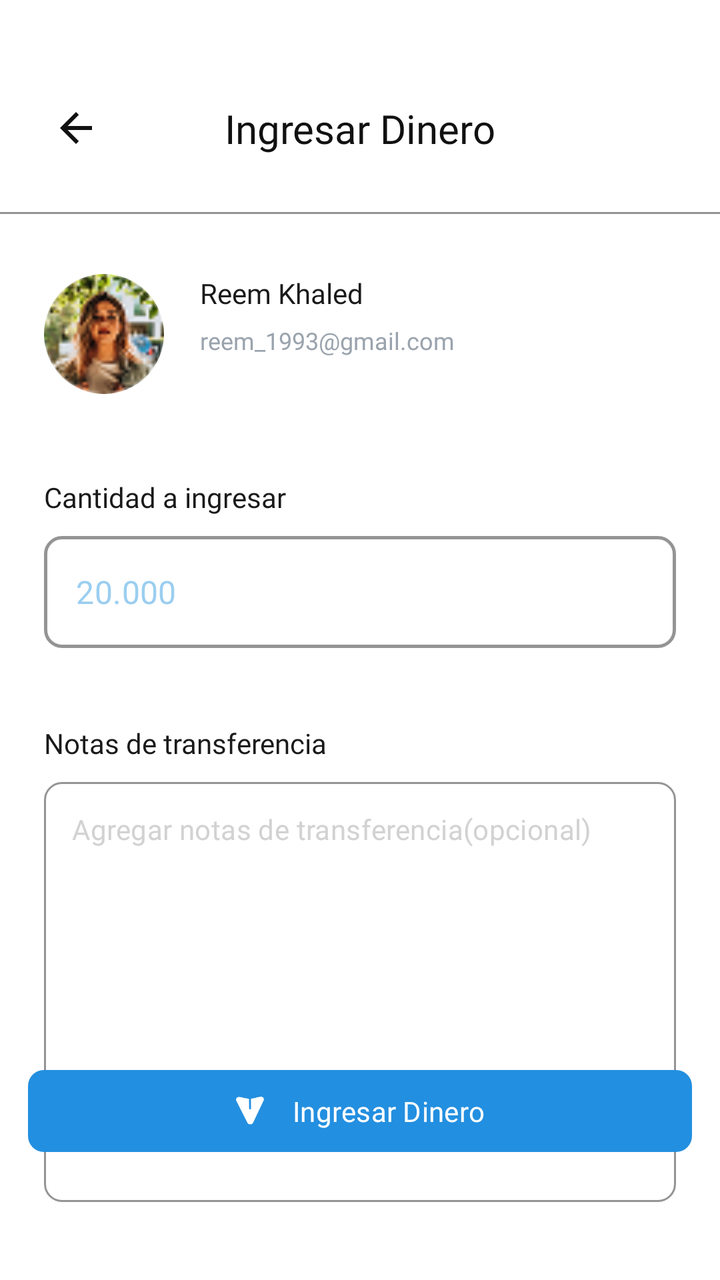
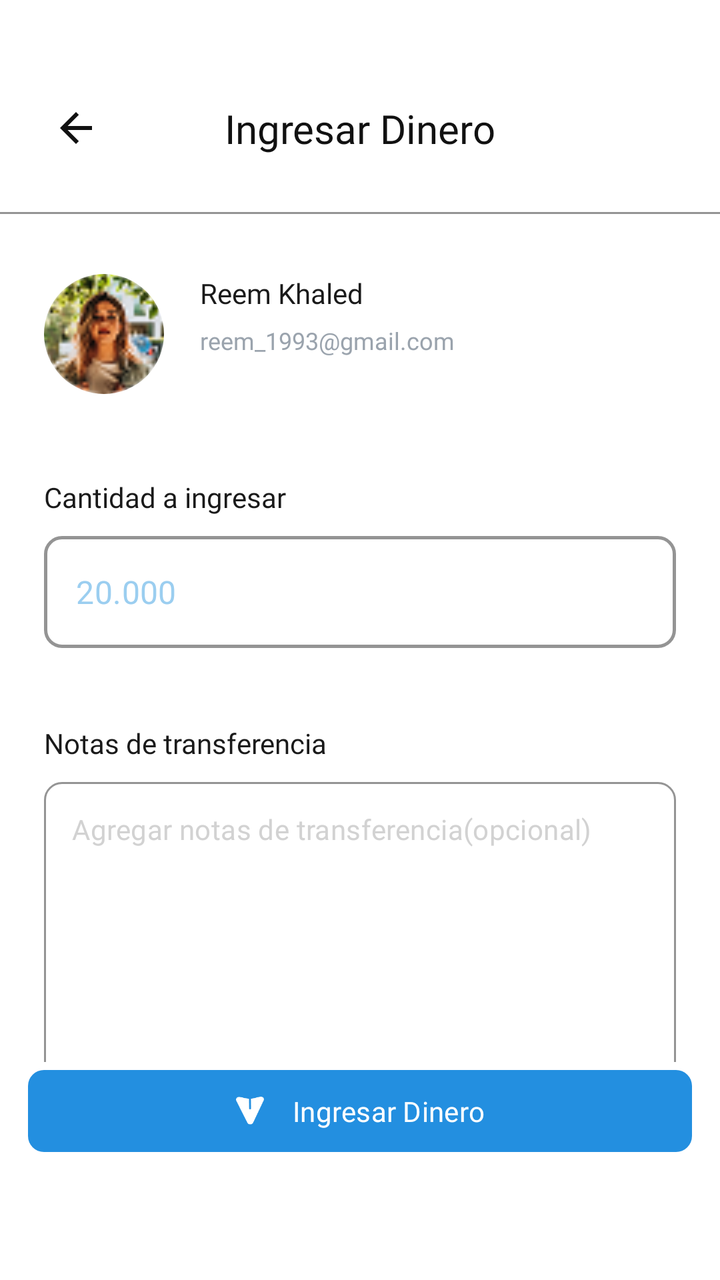

Before-and-after screenshots of an Android layout around one commit, followed by the original layout XML and the change that was made.
<!-- AndroidManifest.xml: application theme Theme.ProyectoAlkeWallet -->
<!-- res/layout/activity_request_money.xml -->
<?xml version="1.0" encoding="utf-8"?>
<androidx.constraintlayout.widget.ConstraintLayout xmlns:android="http://schemas.android.com/apk/res/android"
    xmlns:app="http://schemas.android.com/apk/res-auto"
    xmlns:tools="http://schemas.android.com/tools"
    android:id="@+id/main"
    android:layout_width="match_parent"
    android:layout_height="match_parent"
    android:background="@android:color/white"
    tools:context=".RequestMoney">

    <ImageView
        android:id="@+id/iv_back"
        android:layout_width="48dp"
        android:layout_height="48dp"
        android:layout_marginStart="14dp"
        android:layout_marginTop="40dp"
        android:contentDescription="@string/volver"
        android:padding="12dp"
        android:src="@drawable/ic_arrow_back"
        app:layout_constraintStart_toStartOf="parent"
        app:layout_constraintTop_toTopOf="parent"
        app:tint="#111111" />

    <TextView
        android:id="@+id/tv_title"
        android:layout_width="wrap_content"
        android:layout_height="wrap_content"
        android:fontFamily="@font/jua"
        android:text="@string/ingresar_dinero"
        android:textColor="#111111"
        android:textSize="20sp"
        app:layout_constraintBottom_toBottomOf="@id/iv_back"
        app:layout_constraintEnd_toEndOf="parent"
        app:layout_constraintStart_toStartOf="parent"
        app:layout_constraintTop_toTopOf="@id/iv_back" />

    <View
        android:id="@+id/header_divider"
        android:layout_width="0dp"
        android:layout_height="1dp"
        android:layout_marginTop="18dp"
        android:background="#949494"
        app:layout_constraintEnd_toEndOf="parent"
        app:layout_constraintStart_toStartOf="parent"
        app:layout_constraintTop_toBottomOf="@id/iv_back" />

    <com.google.android.material.imageview.ShapeableImageView
        android:id="@+id/iv_user"
        android:layout_width="60dp"
        android:layout_height="60dp"
        android:layout_marginStart="22dp"
        android:layout_marginTop="30dp"
        android:scaleType="centerCrop"
        android:src="@drawable/img_user_reem"
        app:layout_constraintStart_toStartOf="parent"
        app:layout_constraintTop_toBottomOf="@id/header_divider"
        app:shapeAppearanceOverlay="@style/CircleImageView" />

    <TextView
        android:id="@+id/tv_user_name"
        android:layout_width="wrap_content"
        android:layout_height="wrap_content"
        android:layout_marginStart="18dp"
        android:fontFamily="@font/jua"
        android:text="@string/reem_khaled"
        android:textColor="#1A1A1A"
        android:textSize="14sp"
        app:layout_constraintStart_toEndOf="@id/iv_user"
        app:layout_constraintTop_toTopOf="@id/iv_user" />

    <TextView
        android:id="@+id/tv_user_email"
        android:layout_width="wrap_content"
        android:layout_height="wrap_content"
        android:layout_marginTop="6dp"
        android:fontFamily="@font/jua"
        android:text="@string/correo_reem"
        android:textColor="#9AA3AD"
        android:textSize="12sp"
        app:layout_constraintStart_toStartOf="@id/tv_user_name"
        app:layout_constraintTop_toBottomOf="@id/tv_user_name" />

    <TextView
        android:id="@+id/tv_amount_label"
        android:layout_width="wrap_content"
        android:layout_height="wrap_content"
        android:layout_marginStart="22dp"
        android:layout_marginTop="42dp"
        android:fontFamily="@font/jua"
        android:text="@string/cantidad_a_ingresar"
        android:textColor="#1A1A1A"
        android:textSize="14sp"
        app:layout_constraintStart_toStartOf="parent"
        app:layout_constraintTop_toBottomOf="@id/iv_user" />

    <com.google.android.material.textfield.TextInputLayout
        android:id="@+id/til_amount"
        style="@style/Widget.MaterialComponents.TextInputLayout.OutlinedBox"
        android:layout_width="0dp"
        android:layout_height="56dp"
        android:layout_marginStart="22dp"
        android:layout_marginTop="10dp"
        android:layout_marginEnd="22dp"
        app:boxBackgroundColor="@android:color/white"
        app:boxCornerRadiusBottomEnd="9dp"
        app:boxCornerRadiusBottomStart="9dp"
        app:boxCornerRadiusTopEnd="9dp"
        app:boxCornerRadiusTopStart="9dp"
        app:boxStrokeColor="#1E98F2"
        app:boxStrokeWidth="1.5dp"
        app:boxStrokeWidthFocused="1.5dp"
        app:hintEnabled="false"
        app:layout_constraintEnd_toEndOf="parent"
        app:layout_constraintStart_toStartOf="parent"
        app:layout_constraintTop_toBottomOf="@id/tv_amount_label">

        <com.google.android.material.textfield.TextInputEditText
            android:id="@+id/et_amount"
            android:layout_width="match_parent"
            android:layout_height="match_parent"
            android:fontFamily="@font/jua"
            android:hint="20.000"
            android:inputType="numberDecimal"
            android:paddingStart="16dp"
            android:paddingEnd="16dp"
            android:textColor="#1E98F2"
            android:textColorHint="#9BCEF0"
            android:textSize="16sp" />

    </com.google.android.material.textfield.TextInputLayout>

    <TextView
        android:id="@+id/tv_notes_label"
        android:layout_width="wrap_content"
        android:layout_height="wrap_content"
        android:layout_marginStart="22dp"
        android:layout_marginTop="38dp"
        android:fontFamily="@font/jua"
        android:text="@string/notas_de_transferencia"
        android:textColor="#1A1A1A"
        android:textSize="14sp"
        app:layout_constraintStart_toStartOf="parent"
        app:layout_constraintTop_toBottomOf="@id/til_amount" />

    <com.google.android.material.textfield.TextInputLayout
        android:id="@+id/til_notes"
        style="@style/Widget.MaterialComponents.TextInputLayout.OutlinedBox"
        android:layout_width="0dp"
        android:layout_height="210dp"
        android:layout_marginStart="22dp"
        android:layout_marginTop="10dp"
        android:layout_marginEnd="22dp"
        app:boxBackgroundColor="@android:color/white"
        app:boxCornerRadiusBottomEnd="9dp"
        app:boxCornerRadiusBottomStart="9dp"
        app:boxCornerRadiusTopEnd="9dp"
        app:boxCornerRadiusTopStart="9dp"
        app:boxStrokeColor="#1b2a3b"
        app:boxStrokeWidth="1dp"
        app:boxStrokeWidthFocused="1dp"
        app:hintEnabled="false"
        app:layout_constraintEnd_toEndOf="parent"
        app:layout_constraintStart_toStartOf="parent"
        app:layout_constraintTop_toBottomOf="@id/tv_notes_label">

        <com.google.android.material.textfield.TextInputEditText
            android:id="@+id/et_notes"
            android:layout_width="match_parent"
            android:layout_height="match_parent"
            android:fontFamily="@font/jua"
            android:gravity="top"
            android:hint="@string/agregar_notas_de_transferencia_opcional"
            android:inputType="textMultiLine"
            android:paddingStart="14dp"
            android:paddingTop="14dp"
            android:paddingEnd="14dp"
            android:textColor="#1A1A1A"
            android:textColorHint="#D2D2D2"
            android:textSize="14sp" />

    </com.google.android.material.textfield.TextInputLayout>

    <com.google.android.material.button.MaterialButton
        android:id="@+id/btn_request_money"
        android:layout_width="match_parent"
        android:layout_height="49dp"
        android:layout_marginHorizontal="14dp"
        android:layout_marginBottom="60dp"
        android:fontFamily="@font/jua"
        android:text="@string/ingresar_dinero"
        android:textAllCaps="false"
        android:textColor="@android:color/white"
        android:textSize="14sp"
        app:backgroundTint="#238FE0"
        app:cornerRadius="8dp"
        app:icon="@drawable/img_receiver"
        app:iconGravity="textStart"
        app:iconPadding="14dp"
        app:iconSize="14dp"
        app:iconTint="@android:color/white"
        app:layout_constraintBottom_toBottomOf="parent"
        app:layout_constraintEnd_toEndOf="parent"
        app:layout_constraintStart_toStartOf="parent" />

</androidx.constraintlayout.widget.ConstraintLayout>
<!-- resources referenced by this layout -->
<resources>
  <!-- drawable ic_arrow_back (drawable) -->
  <vector xmlns:android="http://schemas.android.com/apk/res/android" android:autoMirrored="true" android:height="24dp" android:tint="#000000" android:viewportHeight="24" android:viewportWidth="24" android:width="24dp">
        
      <path android:fillColor="@android:color/white" android:pathData="M20,11H7.83l5.59,-5.59L12,4l-8,8 8,8 1.41,-1.41L7.83,13H20v-2z"/>
      
  </vector>
  <!-- drawable img_receiver: png bitmap (drawable, 880 bytes) -->
  <!-- drawable img_user_reem: png bitmap (drawable, 4806 bytes) -->
  <string name="agregar_notas_de_transferencia_opcional">Agregar notas de transferencia(opcional)</string>
  <string name="cantidad_a_ingresar">Cantidad a ingresar</string>
  <string name="correo_reem">reem_1993@gmail.com</string>
  <string name="ingresar_dinero">Ingresar Dinero</string>
  <string name="notas_de_transferencia">Notas de transferencia</string>
  <string name="reem_khaled">Reem Khaled</string>
  <string name="volver">Volver</string>
  <style name="CircleImageView">
          <item name="cornerFamily">rounded</item>
          <item name="cornerSize">50%</item>
      </style>
  <style name="Theme.ProyectoAlkeWallet" parent="Base.Theme.ProyectoAlkeWallet" />
  <style name="Base.Theme.ProyectoAlkeWallet" parent="Theme.Material3.DayNight.NoActionBar">
          
          
      </style>
</resources>

<!-- the commit's change to res/layout/activity_request_money.xml (unified diff, before → after) -->
@@ -44,147 +44,171 @@
         app:layout_constraintStart_toStartOf="parent"
         app:layout_constraintTop_toBottomOf="@id/iv_back" />
 
-    <com.google.android.material.imageview.ShapeableImageView
-        android:id="@+id/iv_user"
-        android:layout_width="60dp"
-        android:layout_height="60dp"
-        android:layout_marginStart="22dp"
-        android:layout_marginTop="30dp"
-        android:scaleType="centerCrop"
-        android:src="@drawable/img_user_reem"
-        app:layout_constraintStart_toStartOf="parent"
-        app:layout_constraintTop_toBottomOf="@id/header_divider"
-        app:shapeAppearanceOverlay="@style/CircleImageView" />
-
-    <TextView
-        android:id="@+id/tv_user_name"
-        android:layout_width="wrap_content"
-        android:layout_height="wrap_content"
-        android:layout_marginStart="18dp"
-        android:fontFamily="@font/jua"
-        android:text="@string/reem_khaled"
-        android:textColor="#1A1A1A"
-        android:textSize="14sp"
-        app:layout_constraintStart_toEndOf="@id/iv_user"
-        app:layout_constraintTop_toTopOf="@id/iv_user" />
-
-    <TextView
-        android:id="@+id/tv_user_email"
-        android:layout_width="wrap_content"
-        android:layout_height="wrap_content"
-        android:layout_marginTop="6dp"
-        android:fontFamily="@font/jua"
-        android:text="@string/correo_reem"
-        android:textColor="#9AA3AD"
-        android:textSize="12sp"
-        app:layout_constraintStart_toStartOf="@id/tv_user_name"
-        app:layout_constraintTop_toBottomOf="@id/tv_user_name" />
-
-    <TextView
-        android:id="@+id/tv_amount_label"
-        android:layout_width="wrap_content"
-        android:layout_height="wrap_content"
-        android:layout_marginStart="22dp"
-        android:layout_marginTop="42dp"
-        android:fontFamily="@font/jua"
-        android:text="@string/cantidad_a_ingresar"
-        android:textColor="#1A1A1A"
-        android:textSize="14sp"
-        app:layout_constraintStart_toStartOf="parent"
-        app:layout_constraintTop_toBottomOf="@id/iv_user" />
-
-    <com.google.android.material.textfield.TextInputLayout
-        android:id="@+id/til_amount"
-        style="@style/Widget.MaterialComponents.TextInputLayout.OutlinedBox"
+    <androidx.core.widget.NestedScrollView
+        android:id="@+id/form_scroll"
         android:layout_width="0dp"
-        android:layout_height="56dp"
-        android:layout_marginStart="22dp"
-        android:layout_marginTop="10dp"
-        android:layout_marginEnd="22dp"
-        app:boxBackgroundColor="@android:color/white"
-        app:boxCornerRadiusBottomEnd="9dp"
-        app:boxCornerRadiusBottomStart="9dp"
-        app:boxCornerRadiusTopEnd="9dp"
-        app:boxCornerRadiusTopStart="9dp"
-        app:boxStrokeColor="#1E98F2"
-        app:boxStrokeWidth="1.5dp"
-        app:boxStrokeWidthFocused="1.5dp"
-        app:hintEnabled="false"
-        app:layout_constraintEnd_toEndOf="parent"
-        app:layout_constraintStart_toStartOf="parent"
-        app:layout_constraintTop_toBottomOf="@id/tv_amount_label">
-
-        <com.google.android.material.textfield.TextInputEditText
-            android:id="@+id/et_amount"
+        android:layout_height="0dp"
+        android:clipToPadding="false"
+        android:fillViewport="true"
+        android:overScrollMode="never"
+        android:scrollbars="none"
+        app:layout_constraintBottom_toTopOf="@id/btn_request_money"
+        app:layout_constraintEnd_toEndOf="parent"
+        app:layout_constraintStart_toStartOf="parent"
+        app:layout_constraintTop_toBottomOf="@id/header_divider">
+
+        <androidx.constraintlayout.widget.ConstraintLayout
             android:layout_width="match_parent"
-            android:layout_height="match_parent"
-            android:fontFamily="@font/jua"
-            android:hint="20.000"
-            android:inputType="numberDecimal"
-            android:paddingStart="16dp"
-            android:paddingEnd="16dp"
-            android:textColor="#1E98F2"
-            android:textColorHint="#9BCEF0"
-            android:textSize="16sp" />
-
-    </com.google.android.material.textfield.TextInputLayout>
-
-    <TextView
-        android:id="@+id/tv_notes_label"
-        android:layout_width="wrap_content"
-        android:layout_height="wrap_content"
-        android:layout_marginStart="22dp"
-        android:layout_marginTop="38dp"
-        android:fontFamily="@font/jua"
-        android:text="@string/notas_de_transferencia"
-        android:textColor="#1A1A1A"
-        android:textSize="14sp"
-        app:layout_constraintStart_toStartOf="parent"
-        app:layout_constraintTop_toBottomOf="@id/til_amount" />
-
-    <com.google.android.material.textfield.TextInputLayout
-        android:id="@+id/til_notes"
-        style="@style/Widget.MaterialComponents.TextInputLayout.OutlinedBox"
-        android:layout_width="0dp"
-        android:layout_height="210dp"
-        android:layout_marginStart="22dp"
-        android:layout_marginTop="10dp"
-        android:layout_marginEnd="22dp"
-        app:boxBackgroundColor="@android:color/white"
-        app:boxCornerRadiusBottomEnd="9dp"
-        app:boxCornerRadiusBottomStart="9dp"
-        app:boxCornerRadiusTopEnd="9dp"
-        app:boxCornerRadiusTopStart="9dp"
-        app:boxStrokeColor="#1b2a3b"
-        app:boxStrokeWidth="1dp"
-        app:boxStrokeWidthFocused="1dp"
-        app:hintEnabled="false"
-        app:layout_constraintEnd_toEndOf="parent"
-        app:layout_constraintStart_toStartOf="parent"
-        app:layout_constraintTop_toBottomOf="@id/tv_notes_label">
-
-        <com.google.android.material.textfield.TextInputEditText
-            android:id="@+id/et_notes"
-            android:layout_width="match_parent"
-            android:layout_height="match_parent"
-            android:fontFamily="@font/jua"
-            android:gravity="top"
-            android:hint="@string/agregar_notas_de_transferencia_opcional"
-            android:inputType="textMultiLine"
-            android:paddingStart="14dp"
-            android:paddingTop="14dp"
-            android:paddingEnd="14dp"
-            android:textColor="#1A1A1A"
-            android:textColorHint="#D2D2D2"
-            android:textSize="14sp" />
-
-    </com.google.android.material.textfield.TextInputLayout>
+            android:layout_height="wrap_content"
+            android:paddingBottom="24dp">
+
+            <com.google.android.material.imageview.ShapeableImageView
+                android:id="@+id/iv_user"
+                android:layout_width="60dp"
+                android:layout_height="60dp"
+                android:layout_marginStart="22dp"
+                android:layout_marginTop="30dp"
+                android:scaleType="centerCrop"
+                android:src="@drawable/img_user_reem"
+                app:layout_constraintStart_toStartOf="parent"
+                app:layout_constraintTop_toTopOf="parent"
+                app:shapeAppearanceOverlay="@style/CircleImageView" />
+
+            <TextView
+                android:id="@+id/tv_user_name"
+                android:layout_width="wrap_content"
+                android:layout_height="wrap_content"
+                android:layout_marginStart="18dp"
+                android:fontFamily="@font/jua"
+                android:text="@string/reem_khaled"
+                android:textColor="#1A1A1A"
+                android:textSize="14sp"
+                app:layout_constraintStart_toEndOf="@id/iv_user"
+                app:layout_constraintTop_toTopOf="@id/iv_user" />
+
+            <TextView
+                android:id="@+id/tv_user_email"
+                android:layout_width="wrap_content"
+                android:layout_height="wrap_content"
+                android:layout_marginTop="6dp"
+                android:fontFamily="@font/jua"
+                android:text="@string/correo_reem"
+                android:textColor="#9AA3AD"
+                android:textSize="12sp"
+                app:layout_constraintStart_toStartOf="@id/tv_user_name"
+                app:layout_constraintTop_toBottomOf="@id/tv_user_name" />
+
+            <TextView
+                android:id="@+id/tv_amount_label"
+                android:layout_width="wrap_content"
+                android:layout_height="wrap_content"
+                android:layout_marginStart="22dp"
+                android:layout_marginTop="42dp"
+                android:fontFamily="@font/jua"
+                android:text="@string/cantidad_a_ingresar"
+                android:textColor="#1A1A1A"
+                android:textSize="14sp"
+                app:layout_constraintStart_toStartOf="parent"
+                app:layout_constraintTop_toBottomOf="@id/iv_user" />
+
+            <com.google.android.material.textfield.TextInputLayout
+                android:id="@+id/til_amount"
+                style="@style/Widget.MaterialComponents.TextInputLayout.OutlinedBox"
+                android:layout_width="0dp"
+                android:layout_height="56dp"
+                android:layout_marginStart="22dp"
+                android:layout_marginTop="10dp"
+                android:layout_marginEnd="22dp"
+                app:boxBackgroundColor="@android:color/white"
+                app:boxCornerRadiusBottomEnd="9dp"
+                app:boxCornerRadiusBottomStart="9dp"
+                app:boxCornerRadiusTopEnd="9dp"
+                app:boxCornerRadiusTopStart="9dp"
+                app:boxStrokeColor="#1E98F2"
+                app:boxStrokeWidth="1.5dp"
+                app:boxStrokeWidthFocused="1.5dp"
+                app:hintEnabled="false"
+                app:layout_constraintEnd_toEndOf="parent"
+                app:layout_constraintStart_toStartOf="parent"
+                app:layout_constraintTop_toBottomOf="@id/tv_amount_label">
+
+                <com.google.android.material.textfield.TextInputEditText
+                    android:id="@+id/et_amount"
+                    android:layout_width="match_parent"
+                    android:layout_height="match_parent"
+                    android:fontFamily="@font/jua"
+                    android:hint="@string/monto_a_ingresar"
+                    android:inputType="numberDecimal"
+                    android:paddingStart="16dp"
+                    android:paddingEnd="16dp"
+                    android:textColor="#1E98F2"
+                    android:textColorHint="#9BCEF0"
+                    android:textSize="16sp" />
+
+            </com.google.android.material.textfield.TextInputLayout>
+
+            <TextView
+                android:id="@+id/tv_notes_label"
+                android:layout_width="wrap_content"
+                android:layout_height="wrap_content"
+                android:layout_marginStart="22dp"
+                android:layout_marginTop="38dp"
+                android:fontFamily="@font/jua"
+                android:text="@string/notas_de_transferencia"
+                android:textColor="#1A1A1A"
+                android:textSize="14sp"
+                app:layout_constraintStart_toStartOf="parent"
+                app:layout_constraintTop_toBottomOf="@id/til_amount" />
+
+            <com.google.android.material.textfield.TextInputLayout
+                android:id="@+id/til_notes"
+                style="@style/Widget.MaterialComponents.TextInputLayout.OutlinedBox"
+                android:layout_width="0dp"
+                android:layout_height="210dp"
+                android:layout_marginStart="22dp"
+                android:layout_marginTop="10dp"
+                android:layout_marginEnd="22dp"
+                app:boxBackgroundColor="@android:color/white"
+                app:boxCornerRadiusBottomEnd="9dp"
+                app:boxCornerRadiusBottomStart="9dp"
+                app:boxCornerRadiusTopEnd="9dp"
+                app:boxCornerRadiusTopStart="9dp"
+                app:boxStrokeColor="#1B2A3B"
+                app:boxStrokeWidth="1dp"
+                app:boxStrokeWidthFocused="1dp"
+                app:hintEnabled="false"
+                app:layout_constraintBottom_toBottomOf="parent"
+                app:layout_constraintEnd_toEndOf="parent"
+                app:layout_constraintStart_toStartOf="parent"
+                app:layout_constraintTop_toBottomOf="@id/tv_notes_label">
+
+                <com.google.android.material.textfield.TextInputEditText
+                    android:id="@+id/et_notes"
+                    android:layout_width="match_parent"
+                    android:layout_height="match_parent"
+                    android:fontFamily="@font/jua"
+                    android:gravity="top|start"
+                    android:hint="@string/agregar_notas_de_transferencia_opcional"
+                    android:inputType="textMultiLine"
+                    android:paddingStart="14dp"
+                    android:paddingTop="14dp"
+                    android:paddingEnd="14dp"
+                    android:textColor="#1A1A1A"
+                    android:textColorHint="#D2D2D2"
+                    android:textSize="14sp" />
+
+            </com.google.android.material.textfield.TextInputLayout>
+
+        </androidx.constraintlayout.widget.ConstraintLayout>
+
+    </androidx.core.widget.NestedScrollView>
 
     <com.google.android.material.button.MaterialButton
         android:id="@+id/btn_request_money"
-        android:layout_width="match_parent"
+        android:layout_width="0dp"
         android:layout_height="49dp"
-        android:layout_marginHorizontal="14dp"
+        android:layout_marginStart="14dp"
+        android:layout_marginEnd="14dp"
         android:layout_marginBottom="60dp"
         android:fontFamily="@font/jua"
         android:text="@string/ingresar_dinero"
<!-- resource entries referenced after the edit -->
@@ -12,6 +12,7 @@
   <string name="cantidad_a_ingresar">Cantidad a ingresar</string>
   <string name="correo_reem">reem_1993@gmail.com</string>
   <string name="ingresar_dinero">Ingresar Dinero</string>
+  <string name="monto_a_ingresar">20.000</string>
   <string name="notas_de_transferencia">Notas de transferencia</string>
   <string name="reem_khaled">Reem Khaled</string>
   <string name="volver">Volver</string>
